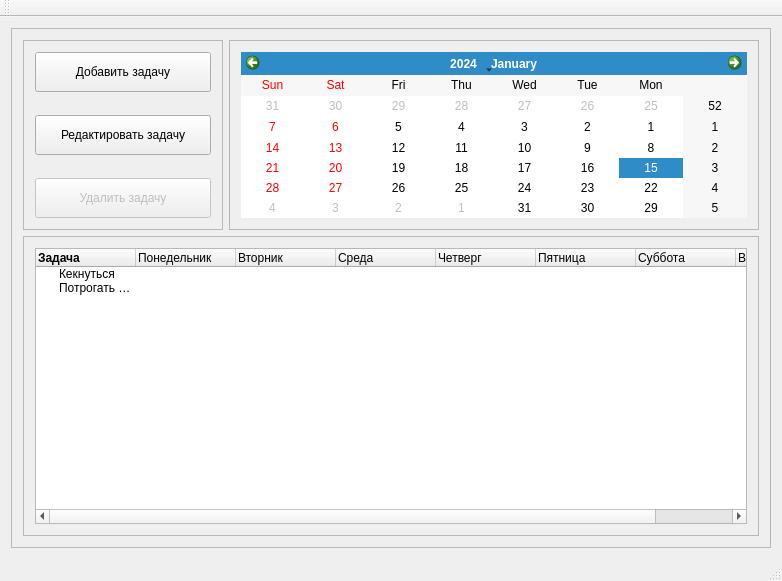
This is src/mainwindow.ui in Gentser/Keknaizer as Qt 5 draws it before an edit. The edited form follows.
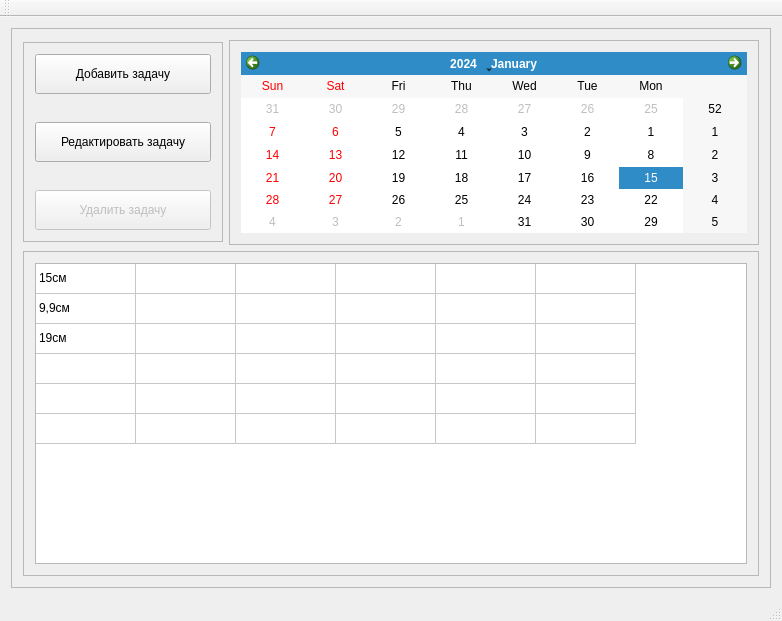
This is the edited form.

Commit message: Gantt chart area type is updated #58

What changed in the file:
```diff
--- a/src/mainwindow.ui
+++ b/src/mainwindow.ui
@@ -7,7 +7,7 @@
     <x>0</x>
     <y>0</y>
     <width>782</width>
-    <height>581</height>
+    <height>621</height>
    </rect>
   </property>
   <property name="windowTitle">
@@ -191,61 +191,95 @@
          </property>
          <layout class="QGridLayout" name="gridLayout_3">
           <item row="0" column="0">
-           <widget class="QTreeWidget" name="treeWidget">
-            <column>
+           <widget class="QTableWidget" name="tableWidget">
+            <property name="rowCount">
+             <number>6</number>
+            </property>
+            <property name="columnCount">
+             <number>6</number>
+            </property>
+            <attribute name="horizontalHeaderVisible">
+             <bool>false</bool>
+            </attribute>
+            <attribute name="horizontalHeaderMinimumSectionSize">
+             <number>10</number>
+            </attribute>
+            <attribute name="verticalHeaderVisible">
+             <bool>false</bool>
+            </attribute>
+            <row>
              <property name="text">
-              <string>Задача</string>
+              <string>a</string>
              </property>
-             <property name="font">
-              <font>
-               <weight>75</weight>
-               <bold>true</bold>
-              </font>
+            </row>
+            <row>
+             <property name="text">
+              <string>f</string>
              </property>
-            </column>
-            <column>
+            </row>
+            <row>
              <property name="text">
-              <string>Понедельник</string>
+              <string>b</string>
              </property>
-            </column>
+            </row>
+            <row>
+             <property name="text">
+              <string>c</string>
+             </property>
+            </row>
+            <row>
+             <property name="text">
+              <string>d</string>
+             </property>
+            </row>
+            <row>
+             <property name="text">
+              <string>e</string>
+             </property>
+            </row>
             <column>
              <property name="text">
-              <string>Вторник</string>
+              <string>1</string>
              </property>
             </column>
             <column>
              <property name="text">
-              <string>Среда</string>
+              <string>2</string>
              </property>
             </column>
             <column>
              <property name="text">
-              <string>Четверг</string>
+              <string>3</string>
              </property>
             </column>
             <column>
              <property name="text">
-              <string>Пятница</string>
+              <string>4</string>
              </property>
             </column>
             <column>
              <property name="text">
-              <string>Суббота</string>
+              <string>5</string>
              </property>
             </column>
             <column>
              <property name="text">
-              <string>Воскресенье</string>
+              <string>6</string>
              </property>
             </column>
-            <item>
+            <item row="0" column="0">
              <property name="text">
-              <string>Кекнуться</string>
+              <string>15см</string>
              </property>
             </item>
-            <item>
+            <item row="1" column="0">
              <property name="text">
-              <string>Потрогать лысину Максима</string>
+              <string>9,9см</string>
+             </property>
+            </item>
+            <item row="2" column="0">
+             <property name="text">
+              <string>19см</string>
              </property>
             </item>
            </widget>
```
